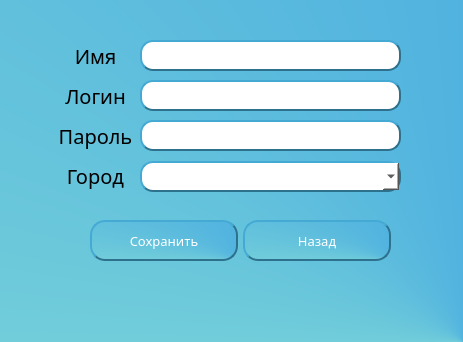
Animila/PyWeather, file cabinet.ui: the form before one commit.
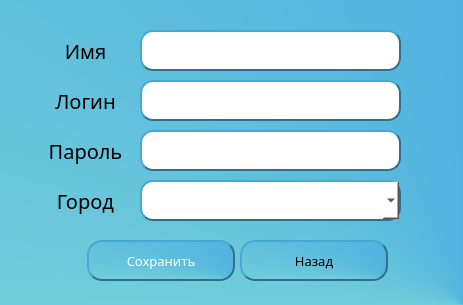
The form after the commit.

What changed in the file:
```diff
--- a/cabinet.ui
+++ b/cabinet.ui
@@ -7,7 +7,7 @@
     <x>0</x>
     <y>0</y>
     <width>463</width>
-    <height>342</height>
+    <height>305</height>
    </rect>
   </property>
   <property name="windowTitle">
@@ -16,117 +16,13 @@
   <property name="styleSheet">
    <string notr="true">background-color: qconicalgradient(cx:1, cy:1, angle:0, stop:0 rgba(0, 131, 214, 255), stop:0.0397727 rgba(54, 156, 228, 255), stop:0.965909 rgba(173, 255, 207, 255), stop:0.971591 rgba(149, 255, 200, 255), stop:1 rgba(255, 255, 255, 255));</string>
   </property>
-  <widget class="QLabel" name="label">
-   <property name="geometry">
-    <rect>
-     <x>60</x>
-     <y>40</y>
-     <width>71</width>
-     <height>31</height>
-    </rect>
-   </property>
-   <property name="font">
-    <font>
-     <family>Dubai Medium</family>
-     <pointsize>15</pointsize>
-    </font>
-   </property>
-   <property name="styleSheet">
-    <string notr="true">background-color: None;
-color: rgb(0, 0, 0);</string>
-   </property>
-   <property name="text">
-    <string>Имя</string>
-   </property>
-   <property name="alignment">
-    <set>Qt::AlignCenter</set>
-   </property>
-  </widget>
-  <widget class="QLabel" name="label_2">
-   <property name="geometry">
-    <rect>
-     <x>60</x>
-     <y>80</y>
-     <width>71</width>
-     <height>31</height>
-    </rect>
-   </property>
-   <property name="font">
-    <font>
-     <family>Dubai Medium</family>
-     <pointsize>15</pointsize>
-    </font>
-   </property>
-   <property name="styleSheet">
-    <string notr="true">background-color: None;
-color: rgb(0, 0, 0);</string>
-   </property>
-   <property name="text">
-    <string>Логин</string>
-   </property>
-   <property name="alignment">
-    <set>Qt::AlignCenter</set>
-   </property>
-  </widget>
-  <widget class="QLabel" name="label_3">
-   <property name="geometry">
-    <rect>
-     <x>60</x>
-     <y>120</y>
-     <width>71</width>
-     <height>31</height>
-    </rect>
-   </property>
-   <property name="font">
-    <font>
-     <family>Dubai Medium</family>
-     <pointsize>15</pointsize>
-    </font>
-   </property>
-   <property name="styleSheet">
-    <string notr="true">background-color: None;
-color: rgb(0, 0, 0);</string>
-   </property>
-   <property name="text">
-    <string>Пароль</string>
-   </property>
-   <property name="alignment">
-    <set>Qt::AlignCenter</set>
-   </property>
-  </widget>
-  <widget class="QLabel" name="label_4">
-   <property name="geometry">
-    <rect>
-     <x>60</x>
-     <y>160</y>
-     <width>71</width>
-     <height>31</height>
-    </rect>
-   </property>
-   <property name="font">
-    <font>
-     <family>Dubai Medium</family>
-     <pointsize>15</pointsize>
-    </font>
-   </property>
-   <property name="styleSheet">
-    <string notr="true">background-color: None;
-color: rgb(0, 0, 0);</string>
-   </property>
-   <property name="text">
-    <string>Город</string>
-   </property>
-   <property name="alignment">
-    <set>Qt::AlignCenter</set>
-   </property>
-  </widget>
   <widget class="QComboBox" name="city">
    <property name="geometry">
     <rect>
      <x>140</x>
-     <y>161</y>
+     <y>180</y>
      <width>261</width>
-     <height>31</height>
+     <height>41</height>
     </rect>
    </property>
    <property name="font">
@@ -150,9 +46,9 @@
    <property name="geometry">
     <rect>
      <x>140</x>
-     <y>120</y>
+     <y>130</y>
      <width>261</width>
-     <height>31</height>
+     <height>41</height>
     </rect>
    </property>
    <property name="font">
@@ -178,7 +74,7 @@
      <x>140</x>
      <y>80</y>
      <width>261</width>
-     <height>31</height>
+     <height>41</height>
     </rect>
    </property>
    <property name="font">
@@ -202,9 +98,9 @@
    <property name="geometry">
     <rect>
      <x>140</x>
-     <y>40</y>
+     <y>30</y>
      <width>261</width>
-     <height>31</height>
+     <height>41</height>
     </rect>
    </property>
    <property name="font">
@@ -227,8 +123,8 @@
   <widget class="QPushButton" name="save">
    <property name="geometry">
     <rect>
-     <x>90</x>
-     <y>220</y>
+     <x>87</x>
+     <y>240</y>
      <width>148</width>
      <height>41</height>
     </rect>
@@ -255,8 +151,8 @@
   <widget class="QPushButton" name="exit">
    <property name="geometry">
     <rect>
-     <x>243</x>
-     <y>220</y>
+     <x>240</x>
+     <y>240</y>
      <width>148</width>
      <height>41</height>
     </rect>
@@ -269,7 +165,7 @@
    </property>
    <property name="styleSheet">
     <string notr="true">QPushButton {
-	color: rgb(255, 255, 255);
+color: rgb(0, 0, 0);
 border-color: rgb(46, 113, 141);
 border-radius: 15px;
 border-style: outset;
@@ -280,6 +176,110 @@
     <string>Назад</string>
    </property>
   </widget>
+  <widget class="QLabel" name="label_5">
+   <property name="geometry">
+    <rect>
+     <x>40</x>
+     <y>80</y>
+     <width>91</width>
+     <height>41</height>
+    </rect>
+   </property>
+   <property name="font">
+    <font>
+     <family>Dubai Medium</family>
+     <pointsize>15</pointsize>
+    </font>
+   </property>
+   <property name="styleSheet">
+    <string notr="true">background-color: None;
+color: rgb(0, 0, 0);</string>
+   </property>
+   <property name="text">
+    <string>Логин</string>
+   </property>
+   <property name="alignment">
+    <set>Qt::AlignCenter</set>
+   </property>
+  </widget>
+  <widget class="QLabel" name="label_6">
+   <property name="geometry">
+    <rect>
+     <x>40</x>
+     <y>180</y>
+     <width>91</width>
+     <height>41</height>
+    </rect>
+   </property>
+   <property name="font">
+    <font>
+     <family>Dubai Medium</family>
+     <pointsize>15</pointsize>
+    </font>
+   </property>
+   <property name="styleSheet">
+    <string notr="true">background-color: None;
+color: rgb(0, 0, 0);</string>
+   </property>
+   <property name="text">
+    <string>Город</string>
+   </property>
+   <property name="alignment">
+    <set>Qt::AlignCenter</set>
+   </property>
+  </widget>
+  <widget class="QLabel" name="label_7">
+   <property name="geometry">
+    <rect>
+     <x>40</x>
+     <y>130</y>
+     <width>91</width>
+     <height>41</height>
+    </rect>
+   </property>
+   <property name="font">
+    <font>
+     <family>Dubai Medium</family>
+     <pointsize>15</pointsize>
+    </font>
+   </property>
+   <property name="styleSheet">
+    <string notr="true">background-color: None;
+color: rgb(0, 0, 0);</string>
+   </property>
+   <property name="text">
+    <string>Пароль</string>
+   </property>
+   <property name="alignment">
+    <set>Qt::AlignCenter</set>
+   </property>
+  </widget>
+  <widget class="QLabel" name="label_8">
+   <property name="geometry">
+    <rect>
+     <x>40</x>
+     <y>30</y>
+     <width>91</width>
+     <height>41</height>
+    </rect>
+   </property>
+   <property name="font">
+    <font>
+     <family>Dubai Medium</family>
+     <pointsize>15</pointsize>
+    </font>
+   </property>
+   <property name="styleSheet">
+    <string notr="true">background-color: None;
+color: rgb(0, 0, 0);</string>
+   </property>
+   <property name="text">
+    <string>Имя</string>
+   </property>
+   <property name="alignment">
+    <set>Qt::AlignCenter</set>
+   </property>
+  </widget>
  </widget>
  <resources/>
  <connections/>
```
